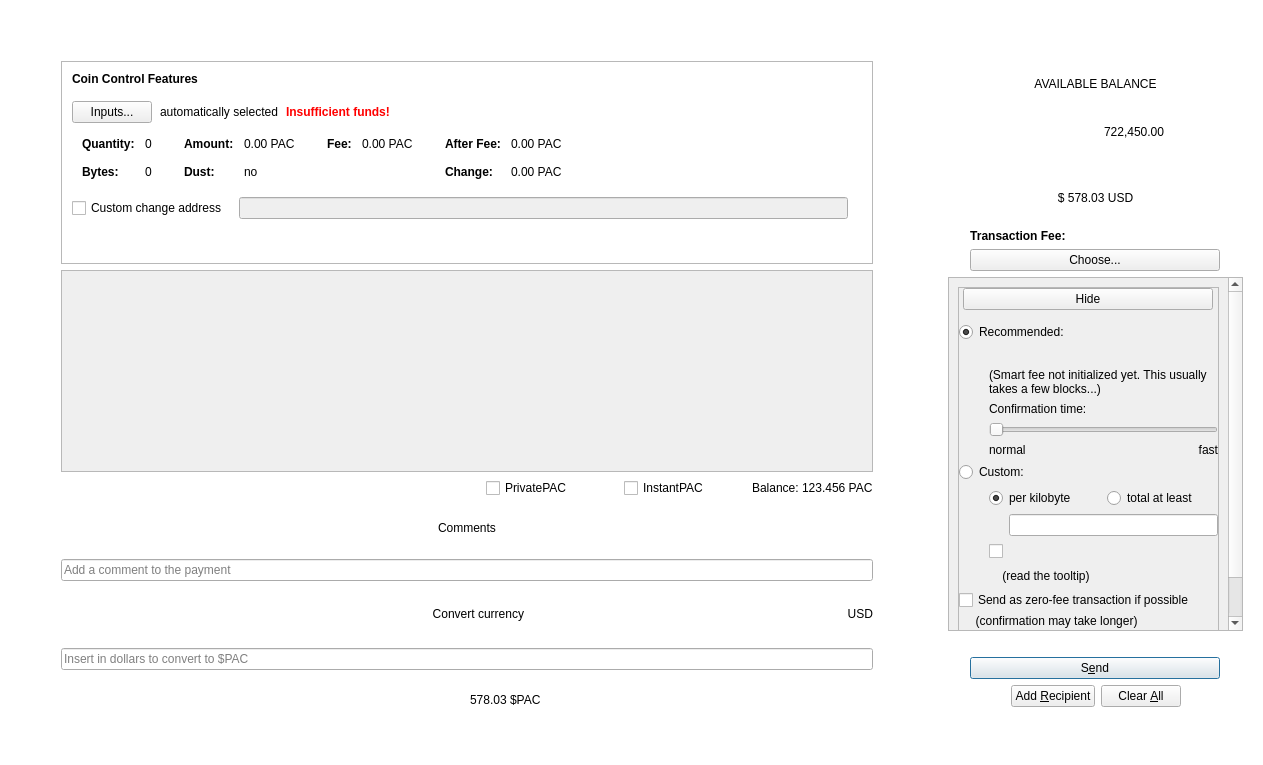
This is src/qt/forms/sendcoinsdialog.ui in PACCommunity/PAC as Qt 5 draws it before an edit. The edited form follows.
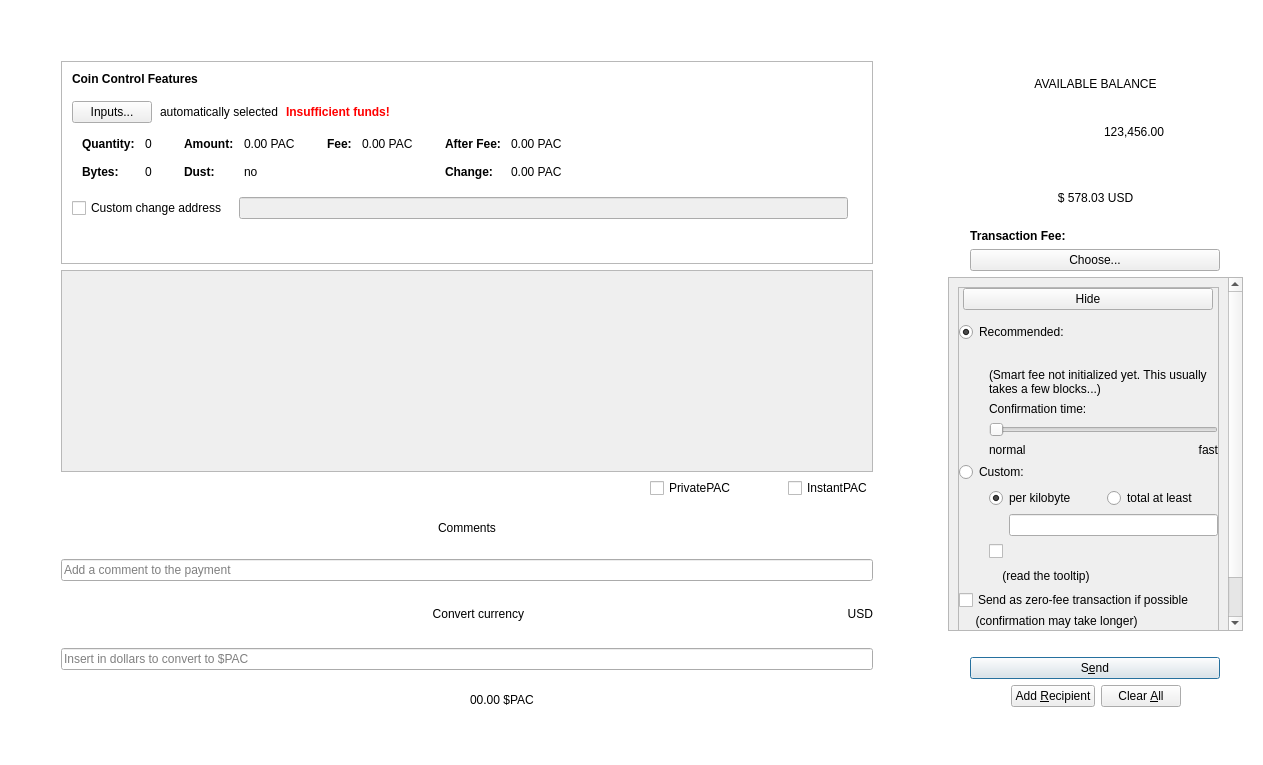
This is the edited form. Custom widgets are drawn as their Qt base class.

Commit message: Private (info button, and sizes), SendPage (balance working)

```diff
--- a/src/qt/forms/sendcoinsdialog.ui
+++ b/src/qt/forms/sendcoinsdialog.ui
@@ -754,48 +754,6 @@
               </property>
              </widget>
             </item>
-            <item>
-             <spacer name="horizontalSpacer_11">
-              <property name="orientation">
-               <enum>Qt::Horizontal</enum>
-              </property>
-              <property name="sizeType">
-               <enum>QSizePolicy::Preferred</enum>
-              </property>
-              <property name="sizeHint" stdset="0">
-               <size>
-                <width>40</width>
-                <height>20</height>
-               </size>
-              </property>
-             </spacer>
-            </item>
-            <item>
-             <widget class="QLabel" name="label">
-              <property name="text">
-               <string>Balance:</string>
-              </property>
-             </widget>
-            </item>
-            <item>
-             <widget class="QLabel" name="labelBalance">
-              <property name="sizePolicy">
-               <sizepolicy hsizetype="Preferred" vsizetype="Fixed">
-                <horstretch>0</horstretch>
-                <verstretch>0</verstretch>
-               </sizepolicy>
-              </property>
-              <property name="cursor">
-               <cursorShape>IBeamCursor</cursorShape>
-              </property>
-              <property name="text">
-               <string notr="true">123.456 PAC</string>
-              </property>
-              <property name="textInteractionFlags">
-               <set>Qt::LinksAccessibleByMouse|Qt::TextSelectableByKeyboard|Qt::TextSelectableByMouse</set>
-              </property>
-             </widget>
-            </item>
            </layout>
           </item>
          </layout>
@@ -973,7 +931,7 @@
             <item>
              <widget class="QLabel" name="label_9">
               <property name="text">
-               <string>578.03 $PAC</string>
+               <string>00.00 $PAC</string>
               </property>
              </widget>
             </item>
@@ -1082,7 +1040,7 @@
              </spacer>
             </item>
             <item>
-             <widget class="QLabel" name="label_3">
+             <widget class="QLabel" name="labelBalance">
               <property name="sizePolicy">
                <sizepolicy hsizetype="Fixed" vsizetype="Fixed">
                 <horstretch>0</horstretch>
@@ -1096,7 +1054,7 @@
                </size>
               </property>
               <property name="text">
-               <string>722,450.00</string>
+               <string>123,456.00</string>
               </property>
               <property name="class" stdset="0">
                <string>pacCoinsLabel</string>
```
The commit also changes 3 other files.
